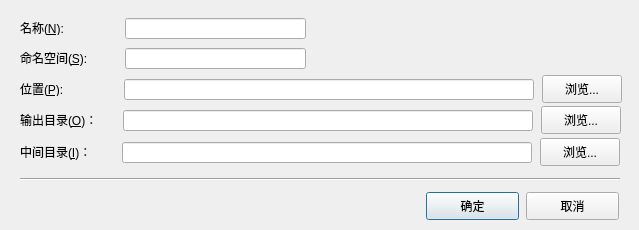
First picture: the form in src/tools/nide/ui/ProjectPropDialog.ui, repository dliting/nlang, before the edit.
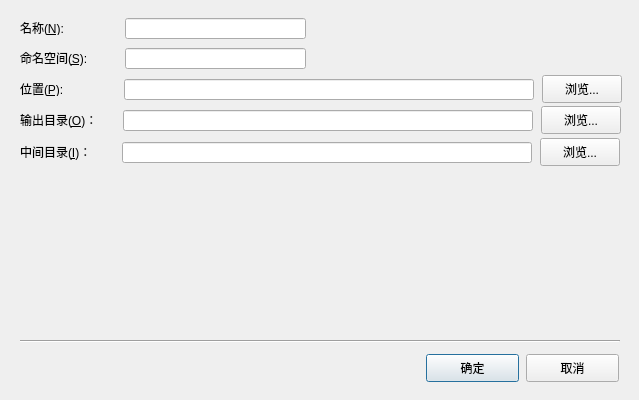
Second picture: the form after the edit.

Commit message: feat(nide): configurable global and project library search paths

Diff of the .ui file:
```diff
--- a/src/tools/nide/ui/ProjectPropDialog.ui
+++ b/src/tools/nide/ui/ProjectPropDialog.ui
@@ -7,7 +7,7 @@
     <x>0</x>
     <y>0</y>
     <width>639</width>
-    <height>230</height>
+    <height>400</height>
    </rect>
   </property>
   <property name="windowTitle">
@@ -215,11 +215,21 @@
     <string>浏览...</string>
    </property>
   </widget>
+  <widget class="QWidget" name="wgtProjectImportPaths">
+   <property name="geometry">
+    <rect>
+     <x>20</x>
+     <y>170</y>
+     <width>600</width>
+     <height>160</height>
+    </rect>
+   </property>
+  </widget>
   <widget class="Line" name="line">
    <property name="geometry">
     <rect>
      <x>20</x>
-     <y>174</y>
+     <y>336</y>
      <width>600</width>
      <height>10</height>
     </rect>
@@ -232,7 +242,7 @@
    <property name="geometry">
     <rect>
      <x>426</x>
-     <y>192</y>
+     <y>354</y>
      <width>93</width>
      <height>28</height>
     </rect>
@@ -251,7 +261,7 @@
    <property name="geometry">
     <rect>
      <x>526</x>
-     <y>192</y>
+     <y>354</y>
      <width>93</width>
      <height>28</height>
     </rect>
```
The commit also changes 34 other files.
